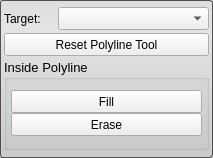
Before: the Qt Designer form Interface/ToolInterface/PolyLineToolInterface.ui in jessdtate/Seg3D, drawn with Qt 5.
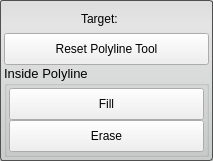
After: the same form once the commit is applied.

Commit message: updates to all the tools to incorporate smart comboboxes that keep in sync with the appropriate data layer type among other tweaks

```diff
--- a/Interface/ToolInterface/PolyLineToolInterface.ui
+++ b/Interface/ToolInterface/PolyLineToolInterface.ui
@@ -7,7 +7,7 @@
     <x>0</x>
     <y>0</y>
     <width>213</width>
-    <height>158</height>
+    <height>161</height>
    </rect>
   </property>
   <property name="sizePolicy">
@@ -25,7 +25,7 @@
   <property name="maximumSize">
    <size>
     <width>16777215</width>
-    <height>158</height>
+    <height>16777215</height>
    </size>
   </property>
   <property name="windowTitle">
@@ -46,35 +46,46 @@
     <number>4</number>
    </property>
    <item>
-    <layout class="QHBoxLayout" name="activeHLayout" stretch="1,3">
+    <layout class="QHBoxLayout" name="activeHLayout" stretch="1">
      <property name="spacing">
       <number>4</number>
      </property>
      <item>
       <widget class="QLabel" name="activeLabel">
+       <property name="sizePolicy">
+        <sizepolicy hsizetype="Fixed" vsizetype="Preferred">
+         <horstretch>0</horstretch>
+         <verstretch>0</verstretch>
+        </sizepolicy>
+       </property>
+       <property name="minimumSize">
+        <size>
+         <width>50</width>
+         <height>0</height>
+        </size>
+       </property>
        <property name="text">
         <string>Target:</string>
        </property>
       </widget>
      </item>
+    </layout>
+   </item>
      <item>
-      <widget class="QComboBox" name="targetComboBox">
-       <property name="maximumSize">
+    <widget class="QWidget" name="widget" native="true">
+     <property name="minimumSize">
         <size>
-         <width>16777215</width>
-         <height>23</height>
-        </size>
-       </property>
-       <property name="sizeAdjustPolicy">
-        <enum>QComboBox::AdjustToMinimumContentsLength</enum>
-       </property>
-       <property name="minimumContentsLength">
-        <number>12</number>
-       </property>
-      </widget>
-     </item>
-    </layout>
-   </item>
+       <width>0</width>
+       <height>32</height>
+      </size>
+     </property>
+     <layout class="QHBoxLayout" name="horizontalLayout">
+      <property name="spacing">
+       <number>0</number>
+      </property>
+      <property name="margin">
+       <number>0</number>
+      </property>
    <item>
     <widget class="QPushButton" name="resetPLButton">
      <property name="sizePolicy">
@@ -86,13 +97,13 @@
      <property name="minimumSize">
       <size>
        <width>0</width>
-       <height>23</height>
+          <height>32</height>
       </size>
      </property>
      <property name="maximumSize">
       <size>
        <width>16777215</width>
-       <height>23</height>
+          <height>32</height>
       </size>
      </property>
      <property name="text">
@@ -100,6 +111,9 @@
      </property>
     </widget>
    </item>
+     </layout>
+    </widget>
+   </item>
    <item>
     <widget class="QGroupBox" name="insidePLGroupBox">
      <property name="sizePolicy">
@@ -117,7 +131,7 @@
      <property name="maximumSize">
       <size>
        <width>16777215</width>
-       <height>91</height>
+       <height>16777215</height>
       </size>
      </property>
      <property name="font">
@@ -133,25 +147,35 @@
        <number>0</number>
       </property>
       <property name="margin">
-       <number>0</number>
+       <number>2</number>
       </property>
       <item>
-       <layout class="QVBoxLayout" name="insideVLayout" stretch="1,1">
+       <widget class="QWidget" name="widget_2" native="true">
+        <property name="minimumSize">
+         <size>
+          <width>0</width>
+          <height>32</height>
+         </size>
+        </property>
+        <layout class="QHBoxLayout" name="horizontalLayout_2">
         <property name="spacing">
          <number>0</number>
         </property>
-        <property name="leftMargin">
-         <number>4</number>
-        </property>
-        <property name="rightMargin">
-         <number>4</number>
+         <property name="margin">
+          <number>0</number>
         </property>
         <item>
          <widget class="QPushButton" name="insideFillButton">
+           <property name="minimumSize">
+            <size>
+             <width>0</width>
+             <height>32</height>
+            </size>
+           </property>
           <property name="maximumSize">
            <size>
             <width>16777215</width>
-            <height>23</height>
+             <height>32</height>
            </size>
           </property>
           <property name="toolTip">
@@ -162,12 +186,36 @@
           </property>
          </widget>
         </item>
+        </layout>
+       </widget>
+      </item>
+      <item>
+       <widget class="QWidget" name="widget_3" native="true">
+        <property name="minimumSize">
+         <size>
+          <width>0</width>
+          <height>32</height>
+         </size>
+        </property>
+        <layout class="QHBoxLayout" name="horizontalLayout_3">
+         <property name="spacing">
+          <number>0</number>
+         </property>
+         <property name="margin">
+          <number>0</number>
+         </property>
         <item>
          <widget class="QPushButton" name="insideEraseButton">
+           <property name="minimumSize">
+            <size>
+             <width>0</width>
+             <height>32</height>
+            </size>
+           </property>
           <property name="maximumSize">
            <size>
             <width>16777215</width>
-            <height>23</height>
+             <height>32</height>
            </size>
           </property>
           <property name="toolTip">
@@ -179,6 +227,7 @@
          </widget>
         </item>
        </layout>
+       </widget>
       </item>
      </layout>
     </widget>
```
Lines whose indentation alone changed are shown as unchanged. The commit also changes 105 other files.
